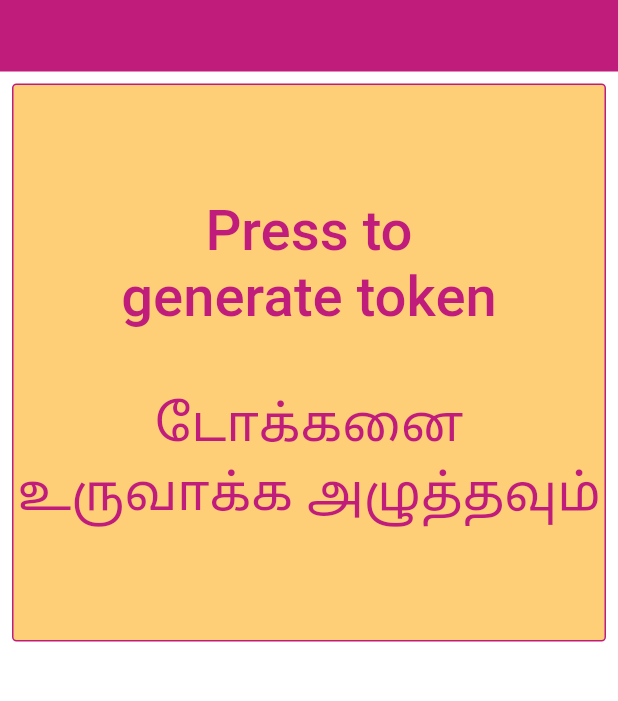
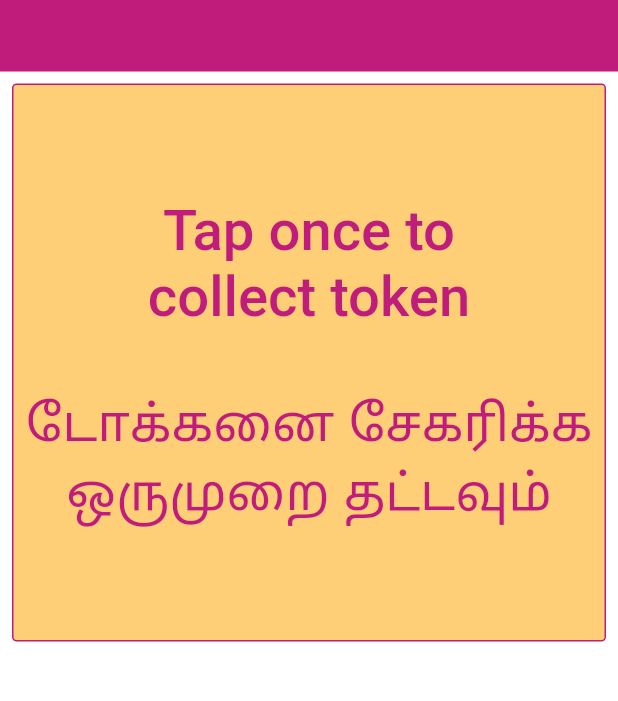
Before and after one commit to arunazhaguraja/kauveryhospital, a Flutter app: the Main screen opened directly, on a phone screen of 412 x 824 dp, the part 437-1138 px from its top. Run offline on Flutter 3.47's test engine with Material 2 defaults, Android fonts, the phone set to English and light mode, and no system bars; our stand-ins replace dotted_border, flutter_blue_plus, webview_flutter; missing offline and left inert: bluetooth_thermal_printer, esc_pos_utils, flutter_custom_tabs, flutter_inappwebview, signalr_flutter, signalr_netcore and 3 more; statements that could not run were skipped.

Commit message:
from windows

```diff
--- a/lib/main.dart
+++ b/lib/main.dart
@@ -1,9 +1,9 @@
 import 'dart:async';
 import 'dart:io';
 
-
 import 'package:bluetooth_thermal_printer/bluetooth_thermal_printer.dart';
 import 'package:esc_pos_utils/esc_pos_utils.dart';
+import 'package:flutter/cupertino.dart';
 import 'package:flutter/material.dart';
 import 'package:flutter_blue_plus/flutter_blue_plus.dart';
 import 'package:flutter_inappwebview/flutter_inappwebview.dart';
@@ -19,9 +19,7 @@ import 'package:signalr_netcore/hub_connection_builder.dart';
 import 'package:signalr_netcore/itransport.dart';
 import 'package:web_view_tts/web_view_tts.dart';
 
-
 import 'api/tokenAPI.dart';
-
 
 Future main() async {
   WidgetsFlutterBinding.ensureInitialized();
@@ -59,8 +57,6 @@ class MyApp extends StatefulWidget {
 }
 
 class _MyAppState extends State<MyApp> {
-
-
   bool connected = false;
   List availableBluetoothDevices = [];
 
@@ -113,7 +109,6 @@ class _MyAppState extends State<MyApp> {
     // Print QR Code using native function
     bytes += generator.qrcode('example.com');
 
-
     bytes += generator.hr();
 
     // Print Barcode using native function
@@ -129,8 +124,6 @@ class _MyAppState extends State<MyApp> {
     List<int> bytes = [];
     CapabilityProfile profile = await CapabilityProfile.load();
     final generator = Generator(PaperSize.mm80, profile);
-
-
 
     bytes += generator.text("Demo Shop",
         styles: PosStyles(
@@ -279,34 +272,35 @@ class _MyAppState extends State<MyApp> {
     return bytes;
   }
 
-
   InAppWebViewController? webViewController;
 
   onLoadStart(controller) async {
     await WebViewTTS.init(controller: controller);
+  }
 
-  }
   @override
   Widget build(BuildContext context) {
-    return  MaterialApp(
+    return MaterialApp(
       debugShowCheckedModeBanner: false,
       home: Scaffold(
         body: Stack(
           children: [
             InAppWebView(
-                 initialUrlRequest: URLRequest(url: Uri.parse("http://signalr.timesmed.com/Login/KaveriLogin")),
-
+                initialUrlRequest: URLRequest(
+                    url: Uri.parse(
+                        "http://signalr.timesmed.com/Login/KaveriLogin")),
                 onLoadStart: (cntrl, url) => onLoadStart(cntrl),
                 initialOptions: InAppWebViewGroupOptions(
                     android: AndroidInAppWebViewOptions(
                   useHybridComposition: true,
                   allowContentAccess: true,
                 )),
-                 androidOnPermissionRequest: (InAppWebViewController controller, String origin, List<String> resources) async {
-                   return PermissionRequestResponse(resources: resources, action: PermissionRequestResponseAction.GRANT);
-                 }
-
-             ),
+                androidOnPermissionRequest: (InAppWebViewController controller,
+                    String origin, List<String> resources) async {
+                  return PermissionRequestResponse(
+                      resources: resources,
+                      action: PermissionRequestResponseAction.GRANT);
+                }),
             Main(),
           ],
         ),
@@ -315,110 +309,46 @@ class _MyAppState extends State<MyApp> {
   }
 }
 
-class Main extends StatelessWidget {
+class Main extends StatefulWidget {
   Main({
     Key? key,
   }) : super(key: key);
 
-  // SignalrSocket signalrSocket = SignalrSocket(
-  //   url: 'http://signalr.timesmed.com/',
-  //   hubName: 'chatHub',
-  //   eventName: 'addNewMessageToPage',
-  //   queryString: {'key': 'value'},
-  //   updateConnectionStatus: (status) {
-  //     debugPrint("signalr socket update connection status ${status.name}");
-  //   },
-  //   newMessage: (message) {
-  //     debugPrint("signalr socket new message $message");
-  //   },
-  // );
-   // Import the library.
-
-   // SignalR signalR = SignalR(
-   //
-   //     'http://signalr.timesmed.com/signalr/hubs',
-   //
-   //     "hubs",
-   //     hubMethods: ["addNewMessageToPage"],
-   //     statusChangeCallback: (status) => print("STAUTSSSSSSSSSS$status"),
-   // //transport: Transport.longPolling,
-   //
-   // hubCallback: (methodName, message) => print('MethodName = $methodName, Message = $message'));
-
-   SignalR()async{
-     // The location of the SignalR Server.
-     final serverUrl = "http://signalr.timesmed.com/signalr/hubs";
-// Creates the connection by using the HubConnectionBuilder.
-
-     final hubConnection = HubConnectionBuilder().withUrl(serverUrl,
-         options: HttpConnectionOptions(
-                     skipNegotiation: true,
-                     transport: HttpTransportType.WebSockets,
-                 ),
-         //transportType: HttpTransportType.WebSockets
-
-     ).build();
-// When the connection is closed, print out a message to the console.
-     await hubConnection.start();
-     //hubConnection.onclose( ({error}) => {print("OnCLOSE ERROR $error")},);
-
+  @override
+  State<Main> createState() => _MainState();
 }
 
-  // SignalR()async{
-  //   final connection =new  HubConnectionBuilder().withUrl('wss://signalr.timesmed.com/signalr/hubs',
-  //       options: HttpConnectionOptions(
-  //           skipNegotiation: true,
-  //           transport: HttpTransportType.WebSockets,
-  //
-  //       ),
-  //       //transportType: HttpTransportType.ServerSentEvents,
-  //   ).build();
-  //
-  //   await connection.start();
-  //
-  //   // connection.on('ReceiveMessage', (message) {
-  //   //   print(message.toString());
-  //   // });
-  //
-  //  // await connection.invoke('SendMessage', args: ['Bob', 'Says hi!']);
-  // }
-
+class _MainState extends State<Main> {
   InAppWebViewController? webViewController;
 
   onLoadStart(controller) async {
     await WebViewTTS.init(controller: controller);
+  }
 
+  bool isGenerateTokenClicked = false;
+@override
+  void initState() {
+  isGenerateTokenClicked = false;
+    super.initState();
   }
+
+
   @override
   Widget build(BuildContext context) {
     return Scaffold(
       body: SafeArea(
-        child:
-        Stack(
-          children: [
-            // InAppWebView(
-            //     initialUrlRequest: URLRequest(url: Uri.parse("http://signalr.timesmed.com/Login/KaveriLogin")),
-            //
-            //     onLoadStart: (cntrl, url) => onLoadStart(cntrl),
-            //     initialOptions: InAppWebViewGroupOptions(
-            //         android: AndroidInAppWebViewOptions(
-            //           useHybridComposition: true,
-            //           allowContentAccess: true,
-            //         )),
-            //     androidOnPermissionRequest: (InAppWebViewController controller, String origin, List<String> resources) async {
-            //       return PermissionRequestResponse(resources: resources, action: PermissionRequestResponseAction.GRANT);
-            //     }
-            //
-            // ),
-            Container(
+        child:isGenerateTokenClicked?Center(child: CupertinoActivityIndicator(radius: MediaQuery.of(context).size.width/4,)): Container(
           color: Colors.white,
           width: double.infinity,
           child: Column(
             crossAxisAlignment: CrossAxisAlignment.center,
             mainAxisAlignment: MainAxisAlignment.center,
             children: [
-Expanded(flex:3,
-  child:Image.asset("asset/Kauvery_Logo.png",),
+              Expanded(
+                flex: 3,
+                child: Image.asset(
+                  "asset/Kauvery_Logo.png",
+                ),
               ),
 
               Container(
@@ -427,43 +357,90 @@ Expanded(flex:3,
                 width: double.infinity,
                 child: Padding(
                   padding: const EdgeInsets.all(8.0),
-                      child: Center(child: Column(children:[
-                          Text("",style: TextStyle(backgroundColor: Color(0xffc01c7b),color: Colors.white ),),
-                          Text("",style: TextStyle(backgroundColor: Color(0xffc01c7b),color: Colors.white ),)
+                  child: Center(
+                      child: Column(children: [
+                    Text(
+                      "",
+                      style: TextStyle(
+                          backgroundColor: Color(0xffc01c7b),
+                          color: Colors.white),
+                    ),
+                    Text(
+                      "",
+                      style: TextStyle(
+                          backgroundColor: Color(0xffc01c7b),
+                          color: Colors.white),
+                    )
                   ])),
                 ),
               ),
-                  Expanded(flex:4,child: TextButton(onPressed: ()async{
-                    var token=await ApiHelper().GetToken();
-                    // print("TTTTTTTTTTTTTTTTTTTTTTTTTTTTTTTTTTTTTTTTTTTTTT${token}");
-                    //await SignalR();
-                    //await signalR.connect();
-                    await IsBluethoothEnabled(context,token);
-
-                    // Navigator.push(context, MaterialPageRoute(builder: (context) =>  PrintingWidget(currenttoken: '1',
-                    // )),);
-                  }, child: Container(
+              Expanded(
+                flex: 4,
+                child: TextButton(
+                    onPressed: isGenerateTokenClicked == false
+                        ? () async {
+                            setState(() {
+                              isGenerateTokenClicked = true;
+                            });
+                            var token = await ApiHelper().GetToken();
+                            await IsBluethoothEnabled(context, token);
+                          }
+                        : () {
+                            print(isGenerateTokenClicked);
+                          },
+                    child: Container(
                       decoration: BoxDecoration(
                         border: Border.all(color: Color(0xffc01c7b)),
                         color: Color(0xffffcf78),
                         borderRadius: BorderRadius.circular(3),
                       ),
-
                       child: Padding(
-                        padding: const EdgeInsets.symmetric(vertical: 0.0,horizontal: 0),
-                        child: Center(child:Column(
+                          padding: const EdgeInsets.symmetric(
+                              vertical: 0.0, horizontal: 0),
+                          child: Center(
+                            child: Column(
                               children: [
                                 Spacer(),
-                            Text("Press to",style: TextStyle(color: Color(0xffc01c7b),fontSize: MediaQuery.of(context).size.width/11,),textAlign: TextAlign.center,),
-                            Text("generate token",style: TextStyle(color: Color(0xffc01c7b),fontSize: MediaQuery.of(context).size.width/11,),textAlign: TextAlign.center,),
-                            SizedBox(height: 40,),
-                            Text("டோக்கனை உருவாக்க அழுத்தவும்",style: TextStyle(color: Color(0xffc01c7b),fontSize: MediaQuery.of(context).size.width/11,),textAlign: TextAlign.center,),
+                                Text(
+                                  "Tap once to",
+                                  style: TextStyle(
+                                    color: Color(0xffc01c7b),
+                                    fontSize:
+                                        MediaQuery.of(context).size.width /
+                                            11,
+                                  ),
+                                  textAlign: TextAlign.center,
+                                ),
+                                Text(
+                                  "collect token",
+                                  style: TextStyle(
+                                    color: Color(0xffc01c7b),
+                                    fontSize:
+                                        MediaQuery.of(context).size.width /
+                                            11,
+                                  ),
+                                  textAlign: TextAlign.center,
+                                ),
+                                SizedBox(
+                                  height: 40,
+                                ),
+                                Text(
+                                  "டோக்கனை சேகரிக்க ஒருமுறை தட்டவும்",
+                                  style: TextStyle(
+                                    color: Color(0xffc01c7b),
+                                    fontSize:
+                                        MediaQuery.of(context).size.width /
+                                            11,
+                                  ),
+                                  textAlign: TextAlign.center,
+                                ),
                                 Spacer(),
                               ],
-                        ),)
                             ),
-                  )),),
-                  Expanded(flex:1,child: SizedBox()),
+                          )),
+                    )),
+              ),
+              Expanded(flex: 1, child: SizedBox()),
 
               // Container(
               //   padding: EdgeInsets.all(20),
@@ -512,19 +489,15 @@ Expanded(flex:3,
               //   ),
               // ),
             ],
-
           ),
         ),
-          ],
-        ),
-
       ),
     );
   }
-   IsBluethoothEnabled(context,token)async{
+
+  IsBluethoothEnabled(context, token) async {
     print("FLUTTER BLUE CHECK");
     showAlertDialog(BuildContext context) {
-
       // set up the button
       Widget okButton = TextButton(
         child: Text("OK"),
@@ -550,56 +523,22 @@ Expanded(flex:3,
         },
       );
     }
+
     FlutterBluePlus flutterBlue = FlutterBluePlus.instance;
-     bool on =await flutterBlue.isOn;
+    bool on = await flutterBlue.isOn;
     print("ONNNNNNNNNNNNNNNNNNNNNNNNNNNNNNNN$on");
-     await flutterBlue.isOn? {Navigator.push(context, MaterialPageRoute(builder: (context) =>  PrintingWidget(currenttoken:token)),)}:showAlertDialog(context);
+    if(on)
+        {
+             await Navigator.push(
+              context,
+              MaterialPageRoute(
+                  builder: (context) => PrintingWidget(currenttoken: token)),
+            );
+             setState(() {
+               isGenerateTokenClicked=false;
+             });
+
+          }
+       else{ showAlertDialog(context);}
   }
 }
-
-class Home extends StatefulWidget {
-  const Home({Key? key}) : super(key: key);
-
-  @override
-  State<Home> createState() => _HomeState();
-}
-
-class _HomeState extends State<Home> {
-  @override
-  Widget build(BuildContext context) {
-    return
-      Scaffold(
-      body: SafeArea(
-        child:
-        Container(
-          width: MediaQuery.of(context).size.width,
-          child: Column(
-           crossAxisAlignment: CrossAxisAlignment.center,
-           mainAxisAlignment: MainAxisAlignment.center,
-           children: [
-             Image.asset("asset/Kauvery_Logo.png"),
-             Container(
-               color: Color(0xffc01c7b),
-                 width: MediaQuery.of(context).size.width,
-               child: Padding(
-                 padding: const EdgeInsets.all(8.0),
-                 child: Center(child: Text("Token Generate",style: TextStyle(backgroundColor: Color(0xffc01c7b),color: Colors.white ),)),
-               ),
-             ),
-             TextButton(onPressed: (){}, child: Container(
-               color: Color(0xffffcf78),
-               child: Padding(
-                 padding: const EdgeInsets.all(50.0),
-                 child: Text("Generate Token",style: TextStyle(color: Color(0xffc01c7b),),),
-               ),
-             ))
-           ],
-
-          ),
-        ),
-      ),
-    );
-  }
-
-
-}
```
Also changed, not shown: lib/screens/pos_print.dart (+12 -8 lines), pubspec.lock. Lines whose indentation alone changed are shown as unchanged.
